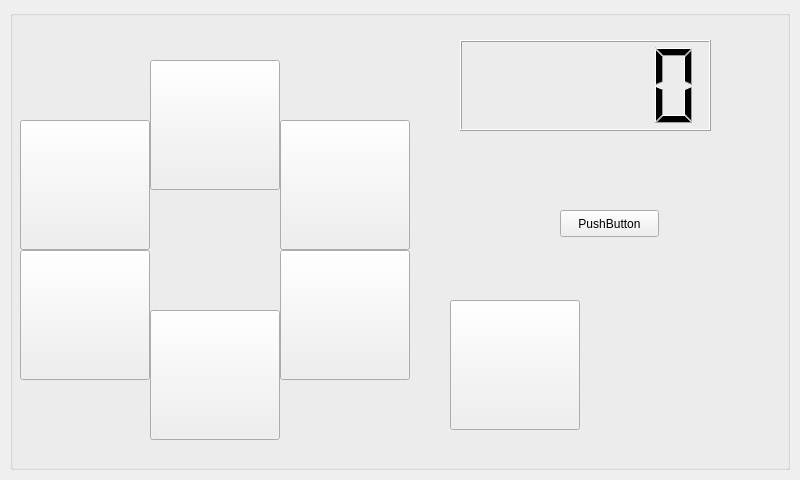
This is 01_UI_GamePad/MainPad/Main_GamePad/gamepad.ui in JaneJung/SoccerMega as Qt 5 draws it before an edit. The edited form follows.
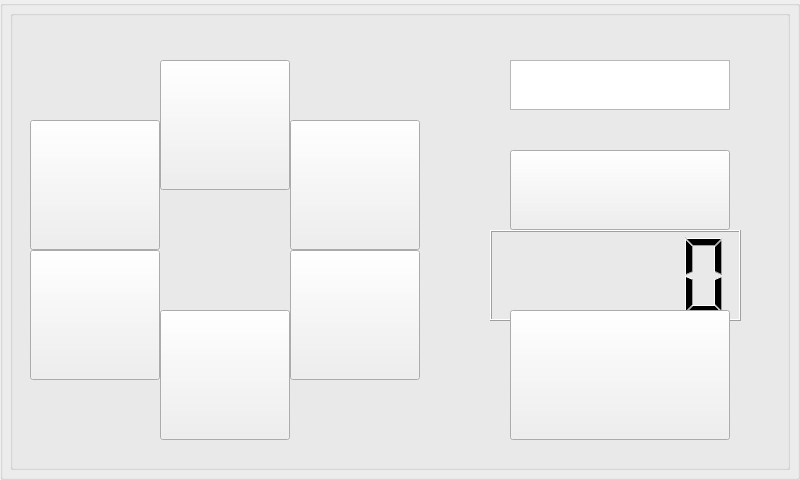
This is the edited form.

```diff
--- a/01_UI_GamePad/MainPad/Main_GamePad/gamepad.ui
+++ b/01_UI_GamePad/MainPad/Main_GamePad/gamepad.ui
@@ -2,6 +2,9 @@
 <ui version="4.0">
  <class>GamePad</class>
  <widget class="QMainWindow" name="GamePad">
+  <property name="enabled">
+   <bool>true</bool>
+  </property>
   <property name="geometry">
    <rect>
     <x>0</x>
@@ -20,7 +23,23 @@
    <property name="autoFillBackground">
     <bool>true</bool>
    </property>
+   <widget class="QGroupBox" name="GB_Background">
+    <property name="geometry">
+     <rect>
+      <x>0</x>
+      <y>0</y>
+      <width>800</width>
+      <height>480</height>
+     </rect>
+    </property>
+    <property name="title">
+     <string/>
+    </property>
+   </widget>
    <widget class="QGroupBox" name="GB_Control">
+    <property name="enabled">
+     <bool>true</bool>
+    </property>
     <property name="geometry">
      <rect>
       <x>10</x>
@@ -41,8 +60,8 @@
     <widget class="QLCDNumber" name="lcdNumber">
      <property name="geometry">
       <rect>
-       <x>450</x>
-       <y>30</y>
+       <x>480</x>
+       <y>220</y>
        <width>251</width>
        <height>91</height>
       </rect>
@@ -51,7 +70,7 @@
     <widget class="QPushButton" name="bt_UP">
      <property name="geometry">
       <rect>
-       <x>140</x>
+       <x>150</x>
        <y>50</y>
        <width>130</width>
        <height>130</height>
@@ -67,7 +86,7 @@
     <widget class="QPushButton" name="bt_UP_LEFT">
      <property name="geometry">
       <rect>
-       <x>10</x>
+       <x>20</x>
        <y>110</y>
        <width>130</width>
        <height>130</height>
@@ -83,7 +102,7 @@
     <widget class="QPushButton" name="bt_UP_RIGHT">
      <property name="geometry">
       <rect>
-       <x>270</x>
+       <x>280</x>
        <y>110</y>
        <width>130</width>
        <height>130</height>
@@ -99,7 +118,7 @@
     <widget class="QPushButton" name="bt_DOWN_LEFT">
      <property name="geometry">
       <rect>
-       <x>10</x>
+       <x>20</x>
        <y>240</y>
        <width>130</width>
        <height>130</height>
@@ -115,7 +134,7 @@
     <widget class="QPushButton" name="bt_DOWN_RIGHT">
      <property name="geometry">
       <rect>
-       <x>270</x>
+       <x>280</x>
        <y>240</y>
        <width>130</width>
        <height>130</height>
@@ -131,7 +150,7 @@
     <widget class="QPushButton" name="bt_DOWN">
      <property name="geometry">
       <rect>
-       <x>140</x>
+       <x>150</x>
        <y>300</y>
        <width>130</width>
        <height>130</height>
@@ -147,9 +166,9 @@
     <widget class="QPushButton" name="bt_STOP">
      <property name="geometry">
       <rect>
-       <x>440</x>
-       <y>290</y>
-       <width>130</width>
+       <x>500</x>
+       <y>300</y>
+       <width>220</width>
        <height>130</height>
       </rect>
      </property>
@@ -160,14 +179,24 @@
     <widget class="QPushButton" name="pushButton">
      <property name="geometry">
       <rect>
-       <x>550</x>
-       <y>200</y>
-       <width>99</width>
-       <height>27</height>
+       <x>500</x>
+       <y>140</y>
+       <width>220</width>
+       <height>80</height>
       </rect>
      </property>
      <property name="text">
-      <string>PushButton</string>
+      <string/>
+     </property>
+    </widget>
+    <widget class="QTextEdit" name="edit_PlayerInfo">
+     <property name="geometry">
+      <rect>
+       <x>500</x>
+       <y>50</y>
+       <width>220</width>
+       <height>50</height>
+      </rect>
      </property>
     </widget>
    </widget>
```
Left out of the diff: 2 changed lines with no effect on the pictures.
